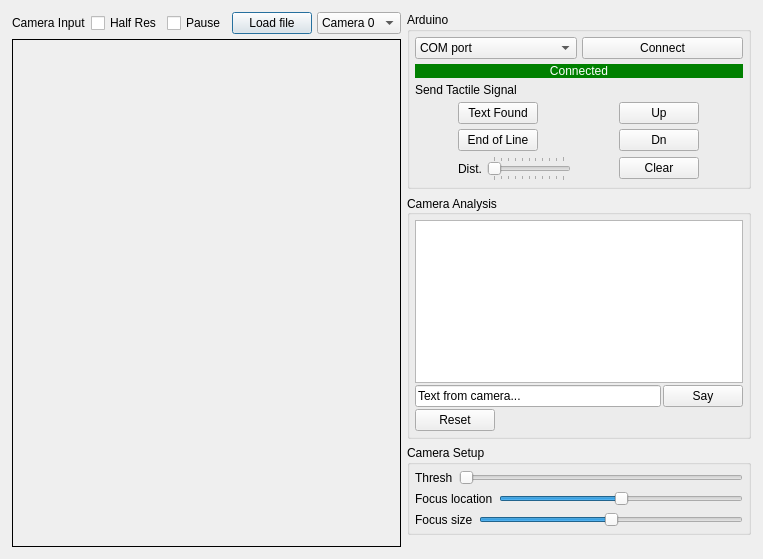
This is control.ui in DropIn/SequentialTextReading as Qt 5 draws it before an edit. The edited form follows.
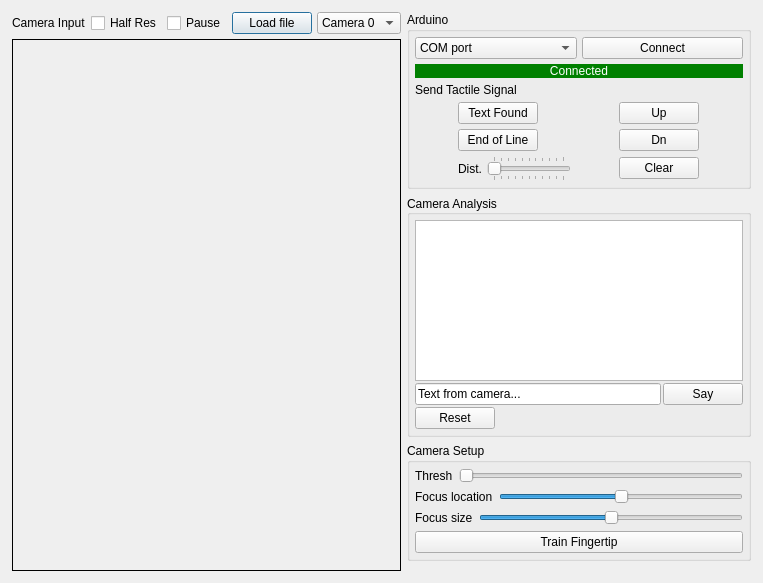
This is the edited form. Custom widgets are drawn as their Qt base class.

Patch:
```diff
--- a/control.ui
+++ b/control.ui
@@ -7,7 +7,7 @@
     <x>0</x>
     <y>0</y>
     <width>763</width>
-    <height>559</height>
+    <height>583</height>
    </rect>
   </property>
   <property name="windowTitle">
@@ -463,6 +463,13 @@
           </item>
          </layout>
         </item>
+        <item>
+         <widget class="QPushButton" name="pushButton_traingFingertip">
+          <property name="text">
+           <string>Train Fingertip</string>
+          </property>
+         </widget>
+        </item>
        </layout>
       </widget>
      </item>
```
Left out of the diff: 17 changed lines with no effect on the pictures.
